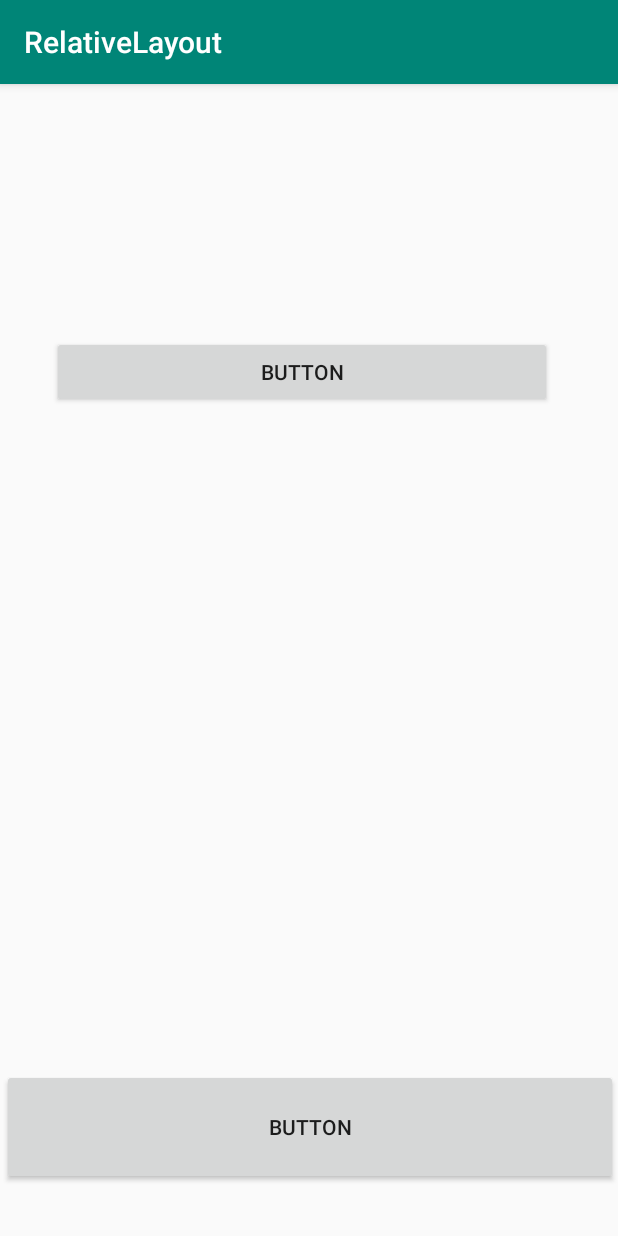
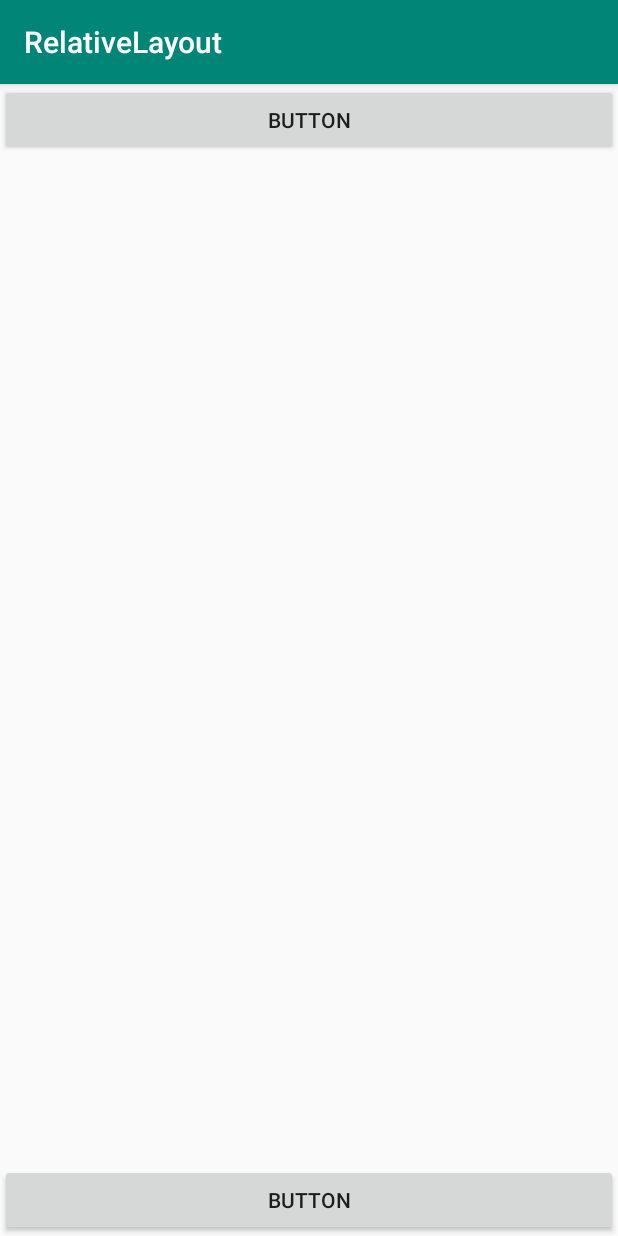
Before and after one commit to pemrograman-mobile-2019/02-relative-layout-NabilahRA, an Android app: the screen it shows after launch (MainActivity), on a phone screen of 412 x 824 dp. Run offline under Robolectric (Android 15) with nearby library versions, the phone set to English and light mode, and no system bars.

Commit message:
editbutton1

```diff
--- a/app/src/main/res/layout/activity_main.xml
+++ b/app/src/main/res/layout/activity_main.xml
@@ -8,30 +8,20 @@
 
     <Button
         android:id="@+id/button"
-        android:layout_width="333dp"
+        android:layout_width="match_parent"
         android:layout_height="wrap_content"
-        android:layout_alignParentEnd="true"
-        android:layout_alignParentRight="true"
-        android:layout_alignParentBottom="true"
-        android:layout_marginEnd="44dp"
-        android:layout_marginRight="44dp"
-        android:layout_marginBottom="552dp"
+        android:layout_alignParentStart="true"
+        android:layout_alignParentLeft="true"
+        android:layout_alignParentTop="true"
         android:text="Button" />
 
     <Button
         android:id="@+id/button2"
-        android:layout_width="410dp"
-        android:layout_height="77dp"
+        android:layout_width="match_parent"
+        android:layout_height="wrap_content"
         android:layout_alignParentStart="true"
         android:layout_alignParentLeft="true"
-        android:layout_alignParentEnd="true"
-        android:layout_alignParentRight="true"
         android:layout_alignParentBottom="true"
-        android:layout_marginStart="1dp"
-        android:layout_marginLeft="1dp"
-        android:layout_marginEnd="0dp"
-        android:layout_marginRight="0dp"
-        android:layout_marginBottom="34dp"
         android:text="Button" />
 
 </RelativeLayout>
```
